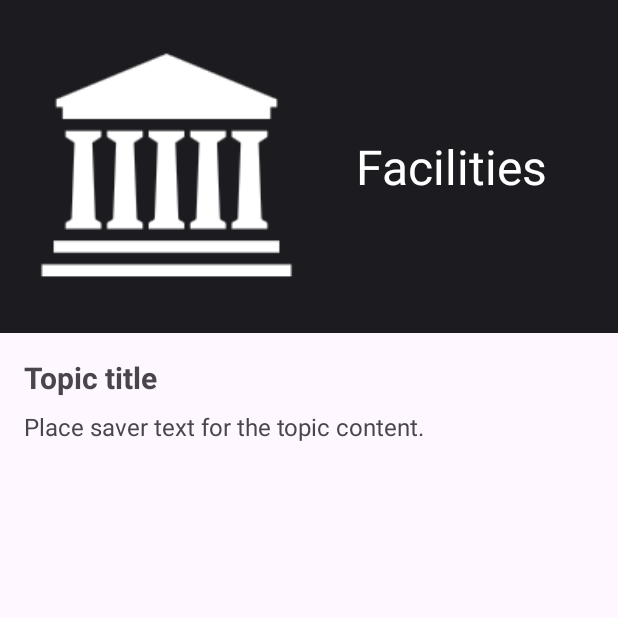
After one commit to ko5557/20243006955-AssignmentOne, an Android app: the DetailActivity screen opened directly, with no data from a screen before it, on a phone screen of 412 x 824 dp, the top half of it. The commit adds this screen. Run offline under Robolectric (Android 15) with nearby library versions, the phone set to English and light mode, and no system bars.

Commit message:
Part F: add the DetailActivity and its layout

```diff
--- a/app/src/main/AndroidManifest.xml
+++ b/app/src/main/AndroidManifest.xml
@@ -21,6 +21,10 @@
                 <category android:name="android.intent.category.LAUNCHER" />
             </intent-filter>
         </activity>
+
+        <activity
+            android:name=".DetailActivity"
+            android:exported="false" />
     </application>
 
 </manifest>
--- /dev/null
+++ b/app/src/main/java/com/example/assignmentone/DetailActivity.java
@@ -0,0 +1,24 @@
+package com.example.assignmentone;
+
+import android.os.Bundle;
+
+import androidx.activity.EdgeToEdge;
+import androidx.appcompat.app.AppCompatActivity;
+import androidx.core.graphics.Insets;
+import androidx.core.view.ViewCompat;
+import androidx.core.view.WindowInsetsCompat;
+
+public class DetailActivity extends AppCompatActivity {
+
+    @Override
+    protected void onCreate(Bundle savedInstanceState) {
+        super.onCreate(savedInstanceState);
+        EdgeToEdge.enable(this);
+        setContentView(R.layout.activity_detail);
+        ViewCompat.setOnApplyWindowInsetsListener(findViewById(R.id.main), (v, insets) -> {
+            Insets systemBars = insets.getInsets(WindowInsetsCompat.Type.systemBars());
+            v.setPadding(systemBars.left, systemBars.top, systemBars.right, systemBars.bottom);
+            return insets;
+        });
+    }
+}
--- /dev/null
+++ b/app/src/main/res/layout/activity_detail.xml
@@ -0,0 +1,69 @@
+<?xml version="1.0" encoding="utf-8"?>
+<LinearLayout xmlns:android="http://schemas.android.com/apk/res/android"
+    xmlns:tools="http://schemas.android.com/tools"
+    android:id="@+id/main"
+    android:layout_width="match_parent"
+    android:layout_height="match_parent"
+    android:orientation="vertical"
+    tools:context=".DetailActivity">
+
+    <LinearLayout
+        android:layout_width="match_parent"
+        android:layout_height="wrap_content"
+        android:background="@color/dark"
+        android:gravity="center_vertical"
+        android:orientation="horizontal"
+        android:padding="@dimen/spacing_medium">
+
+        <ImageView
+            android:id="@+id/imageTopic"
+            android:layout_width="0dp"
+            android:layout_height="wrap_content"
+            android:layout_weight="1"
+            android:adjustViewBounds="true"
+            android:contentDescription="@string/label_facilities"
+            android:scaleType="fitCenter"
+            android:src="@drawable/img_btn_facilities" />
+
+        <TextView
+            android:id="@+id/textTopicName"
+            android:layout_width="0dp"
+            android:layout_height="wrap_content"
+            android:layout_weight="1"
+            android:gravity="center"
+            android:padding="@dimen/spacing_small"
+            android:text="@string/label_facilities"
+            android:textColor="@color/white"
+            android:textSize="@dimen/detail_header_text_size" />
+    </LinearLayout>
+
+    <ScrollView
+        android:layout_width="match_parent"
+        android:layout_height="0dp"
+        android:layout_weight="1"
+        android:padding="@dimen/spacing_medium">
+
+        <LinearLayout
+            android:layout_width="match_parent"
+            android:layout_height="wrap_content"
+            android:orientation="vertical">
+
+            <TextView
+                android:id="@+id/textTopicTitle"
+                android:layout_width="match_parent"
+                android:layout_height="wrap_content"
+                android:text="@string/placeholder_title"
+                android:textSize="@dimen/detail_title_text_size"
+                android:textStyle="bold" />
+
+            <TextView
+                android:id="@+id/textTopicContent"
+                android:layout_width="match_parent"
+                android:layout_height="wrap_content"
+                android:layout_marginTop="@dimen/spacing_small"
+                android:text="@string/placeholder_content"
+                android:textSize="@dimen/detail_content_text_size" />
+        </LinearLayout>
+    </ScrollView>
+
+</LinearLayout>
--- a/app/src/main/res/values/colors.xml
+++ b/app/src/main/res/values/colors.xml
@@ -4,4 +4,5 @@
     <color name="white">#FFFFFFFF</color>
     <color name="green">#FF1B5E20</color>
     <color name="light_green">#FF66BB6A</color>
+    <color name="dark">#FF1C1B1F</color>
 </resources>
--- a/app/src/main/res/values/strings.xml
+++ b/app/src/main/res/values/strings.xml
@@ -6,4 +6,6 @@
     <string name="label_events">Events</string>
     <string name="label_clubs">Clubs</string>
     <string name="label_support">Support</string>
+    <string name="placeholder_title">Topic title</string>
+    <string name="placeholder_content">Place saver text for the topic content.</string>
 </resources>
```
